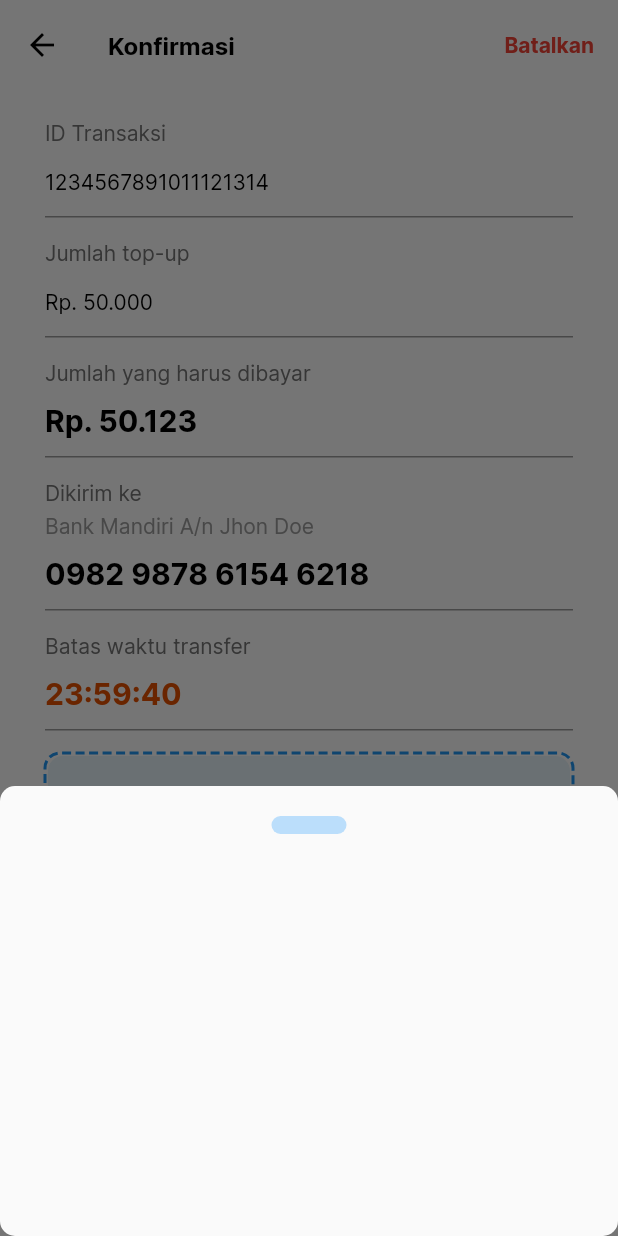
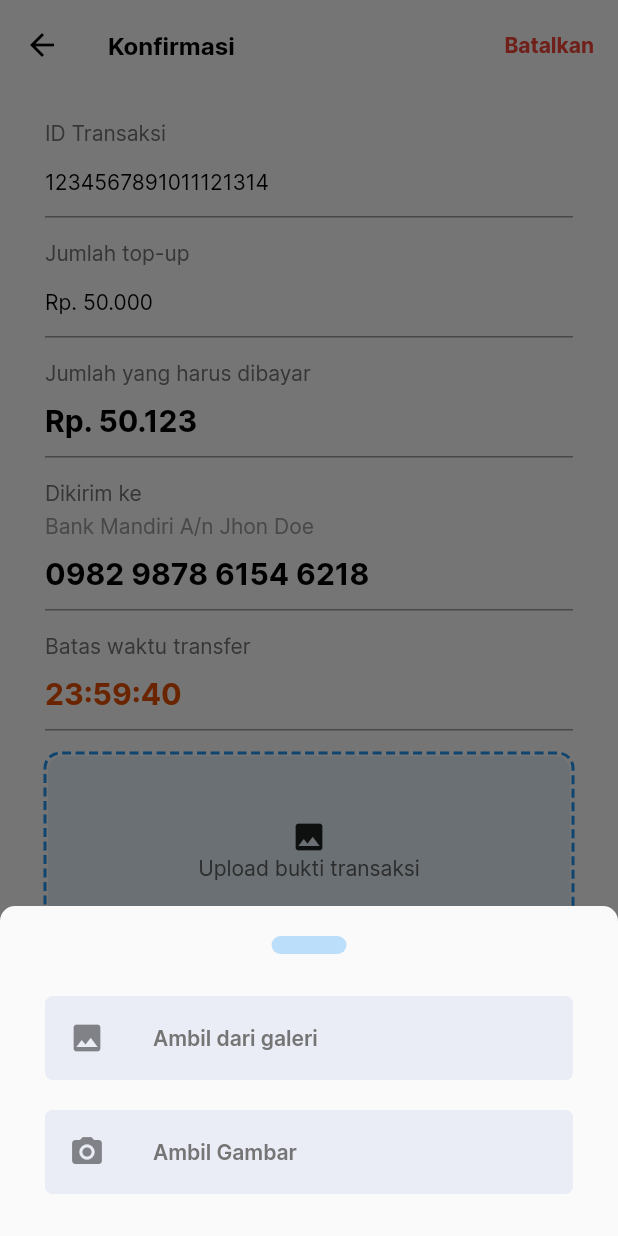
Before and after one commit to IkbalGumilar/bmt_kbs, a Flutter app: the KonfirmasiIsiSaldoScreen screen opened directly, after a tap on "Upload bukti transaksi", on a phone screen of 412 x 824 dp. Run offline on Flutter 3.47's test engine with Material 2 defaults, Android fonts, the phone set to English and light mode, and no system bars; drawn by our look-alikes of dotted_border; our stand-ins replace flutter_native_splash; statements that could not run were skipped.

Commit message:
Menyelesaikan tampilan konfirmasi isi saldo

```diff
--- a/lib/etc/color_pallete.dart
+++ b/lib/etc/color_pallete.dart
@@ -3,6 +3,7 @@ import 'package:flutter/material.dart';
 class ColorPallete {
   // create custom color pallete
   static const Color primaryColor = Color(0xFF40B549);
+  static const Color lightBlueColor = Color.fromARGB(20, 44, 80, 203);
   static const Color secondaryColor = Color(0xFFE5E5E5);
   static const Color textColor = Color(0xFF000000);
 }
--- a/lib/screens/features/isi_saldo/konfirmasi.dart
+++ b/lib/screens/features/isi_saldo/konfirmasi.dart
@@ -1,3 +1,4 @@
+import 'package:bmt_kbs/etc/color_pallete.dart';
 import 'package:bmt_kbs/widgets/full_width_button.dart';
 import 'package:dotted_border/dotted_border.dart';
 import 'package:flutter/material.dart';
@@ -94,16 +95,19 @@ class _KonfirmasiIsiSaldoScreenState extends State<KonfirmasiIsiSaldoScreen> {
             child: ClipRRect(
               child: GestureDetector(
                 onTap: () {
-                  print("SSS");
+                  print("Bottom sheet is opened!");
 
                   showModalBottomSheet(
                     shape: RoundedRectangleBorder(
-                      borderRadius: BorderRadius.circular(10.0),
+                      borderRadius: BorderRadius.only(
+                        topLeft: Radius.circular(10.0),
+                        topRight: Radius.circular(10.0),
+                      ),
                     ),
                     context: context,
                     builder: (context) {
                       return Container(
-                        height: 300,
+                        height: 220,
                         child: Padding(
                           padding: const EdgeInsets.symmetric(
                               vertical: 20, horizontal: 30),
@@ -122,18 +126,53 @@ class _KonfirmasiIsiSaldoScreenState extends State<KonfirmasiIsiSaldoScreen> {
                                   ),
                                 ],
                               ),
-                              SizedBox(
+                              const SizedBox(
                                 height: 20,
                               ),
-                              Column(
+                              Padding(
+                                padding:
+                                    const EdgeInsets.symmetric(vertical: 20.0),
+                                child: Column(
                                   children: [
                                     Container(
                                       width: double.infinity,
                                       decoration: BoxDecoration(
-                                      color: Colors.blue,
+                                        color: ColorPallete.lightBlueColor,
+                                        borderRadius: BorderRadius.circular(5),
+                                      ),
+                                      child: ListTile(
+                                        leading: Icon(Icons.photo),
+                                        title: Text(
+                                          'Ambil dari galeri',
+                                          style: TextStyle(
+                                              fontWeight: FontWeight.w600,
+                                              color: Colors.grey[600],
+                                              fontSize: 14),
+                                        ),
+                                      ),
+                                    ),
+                                    const SizedBox(
+                                      height: 20,
+                                    ),
+                                    Container(
+                                      width: double.infinity,
+                                      decoration: BoxDecoration(
+                                        color: ColorPallete.lightBlueColor,
+                                        borderRadius: BorderRadius.circular(5),
+                                      ),
+                                      child: ListTile(
+                                        leading: const Icon(Icons.camera_alt),
+                                        title: Text(
+                                          'Ambil Gambar',
+                                          style: TextStyle(
+                                              fontWeight: FontWeight.w600,
+                                              color: Colors.grey[600],
+                                              fontSize: 14),
+                                        ),
                                       ),
                                     ),
                                   ],
+                                ),
                               ),
                             ],
                           ),
```
Lines whose indentation alone changed are shown as unchanged.
